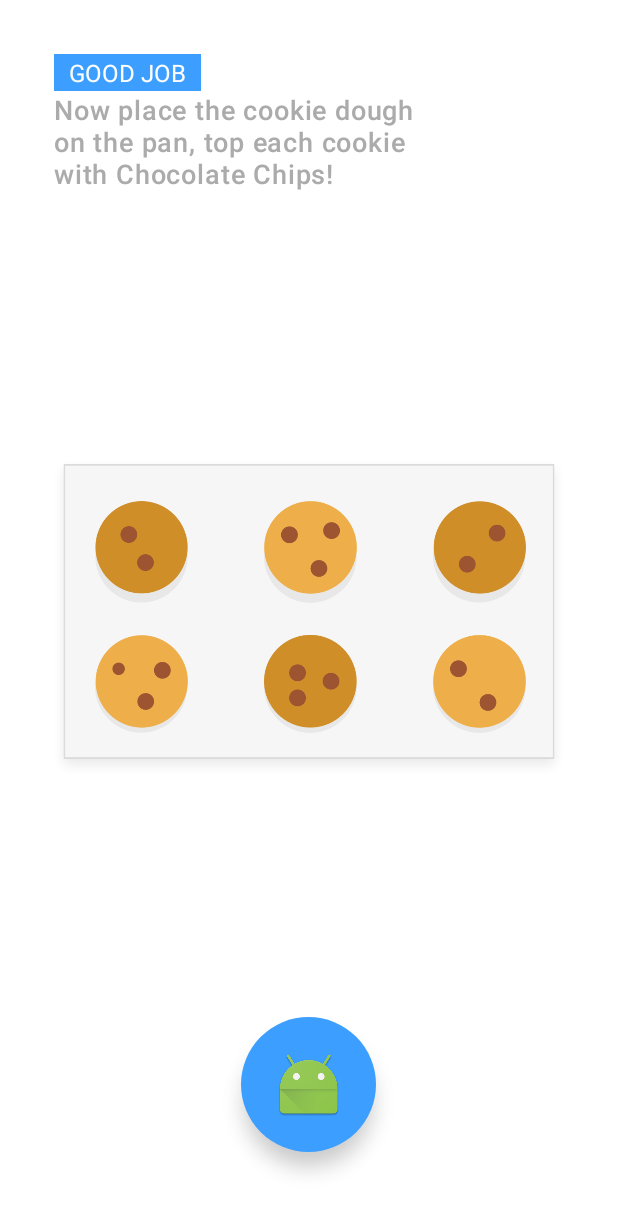
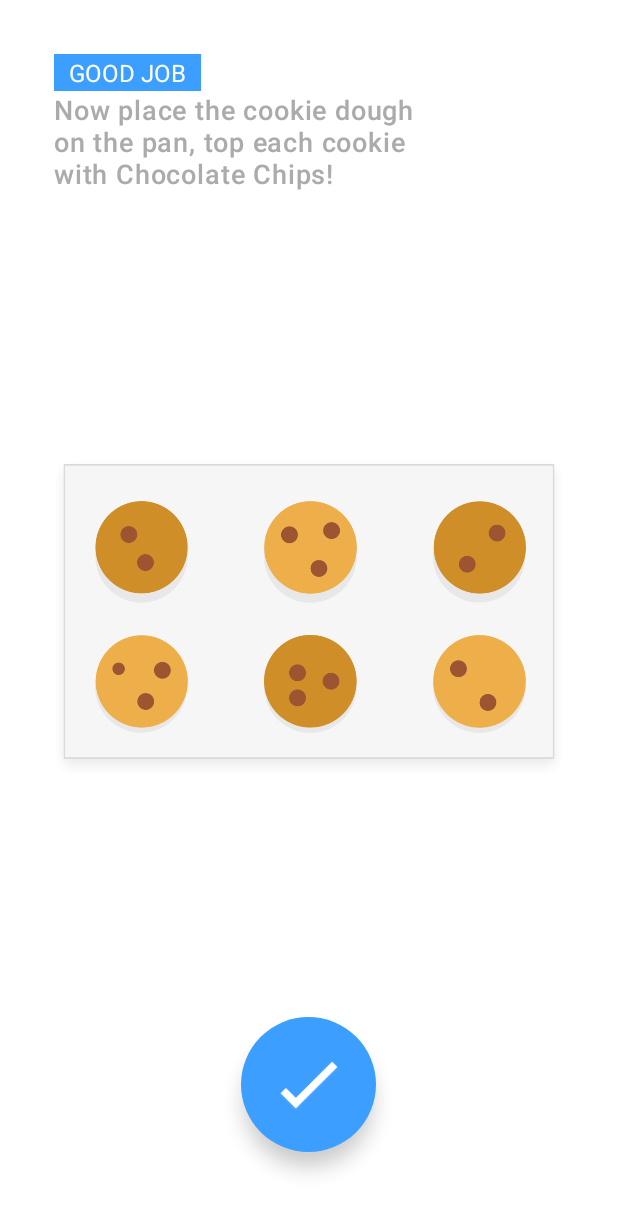
Before and after one commit to SamIAmHarris/EstiTooth, an Android app: the CookieDoughActivity screen opened directly, with no data from a screen before it, after a tap on an icon or button, on a phone screen of 412 x 824 dp. Shown: the top 1212 px of the screen. Run offline under Robolectric (Android 15) with nearby library versions, the light colour scheme and no system bars.

Commit message:
Add in checkmark and cookie/milk images. Show checkmark when click final fab in the CookieDoughActivity.

```diff
--- a/app/src/main/java/samiamharris/estitooth/CookieDoughActivity.java
+++ b/app/src/main/java/samiamharris/estitooth/CookieDoughActivity.java
@@ -2,15 +2,12 @@ package samiamharris.estitooth;
 
 import android.animation.AnimatorSet;
 import android.animation.ObjectAnimator;
-import android.content.Intent;
 import android.os.Bundle;
-import android.support.design.widget.FloatingActionButton;
 import android.support.v7.app.AppCompatActivity;
 import android.util.TypedValue;
 import android.view.View;
 import android.widget.ImageButton;
 import android.widget.ImageView;
-import android.widget.Toast;
 
 /**
  * Created by SamMyxer on 12/4/15.
@@ -30,6 +27,8 @@ public class CookieDoughActivity extends AppCompatActivity {
         super.onCreate(savedInstanceState);
         setContentView(R.layout.activity_cookie_dough);
 
+        final ImageView checkmark = (ImageView) findViewById(R.id.checkmark);
+
         cookieOne = (ImageView) findViewById(R.id.cookie_1);
         cookieTwo = (ImageView) findViewById(R.id.cookie_2);
         cookieThree = (ImageView) findViewById(R.id.cookie_3);
@@ -37,12 +36,12 @@ public class CookieDoughActivity extends AppCompatActivity {
         cookieFive = (ImageView) findViewById(R.id.cookie_5);
         cookieSix = (ImageView) findViewById(R.id.cookie_6);
 
-        AnimatorSet setOne = fadeViewAnimation(cookieOne);
-        AnimatorSet setTwo = fadeViewAnimation(cookieTwo);
-        AnimatorSet setThree = fadeViewAnimation(cookieThree);
-        AnimatorSet setFour = fadeViewAnimation(cookieFour);
-        AnimatorSet setFive = fadeViewAnimation(cookieFive);
-        AnimatorSet setSix = fadeViewAnimation(cookieSix);
+        AnimatorSet setOne = placeCookieAnimation(cookieOne);
+        AnimatorSet setTwo = placeCookieAnimation(cookieTwo);
+        AnimatorSet setThree = placeCookieAnimation(cookieThree);
+        AnimatorSet setFour = placeCookieAnimation(cookieFour);
+        AnimatorSet setFive = placeCookieAnimation(cookieFive);
+        AnimatorSet setSix = placeCookieAnimation(cookieSix);
 
         AnimatorSet allTogetherSet = new AnimatorSet();
         allTogetherSet.playSequentially(setOne, setTwo, setThree, setFour, setFive, setSix);
@@ -53,12 +52,13 @@ public class CookieDoughActivity extends AppCompatActivity {
         continueButton.setOnClickListener(new View.OnClickListener() {
             @Override
             public void onClick(View v) {
-                continueButton.setImageDrawable(getResources().getDrawable(R.mipmap.ic_launcher));
+                continueButton.setImageDrawable(null);
+                fadeViewAnimation(checkmark);
             }
         });
     }
 
-    public AnimatorSet fadeViewAnimation(View v) {
+    public AnimatorSet placeCookieAnimation(View v) {
         v.setAlpha(0f);
         v.setVisibility(View.VISIBLE);
 
@@ -83,6 +83,15 @@ public class CookieDoughActivity extends AppCompatActivity {
         return set;
     }
 
+    public void fadeViewAnimation(View v) {
+        v.setAlpha(0f);
+        v.setVisibility(View.VISIBLE);
+        ObjectAnimator fadeIn = ObjectAnimator.ofFloat(v, "alpha",
+                100f);
+        fadeIn.setDuration(2000);
+        fadeIn.start();
+    }
+
     public float dpToPixels(int dp) {
         return TypedValue.applyDimension(TypedValue.COMPLEX_UNIT_DIP, dp, getResources().getDisplayMetrics());
     }
--- a/app/src/main/res/layout/activity_cookie_dough.xml
+++ b/app/src/main/res/layout/activity_cookie_dough.xml
@@ -135,4 +135,18 @@
         android:src="@drawable/ic_nav_right_arrow" />
 
 
+    <ImageView
+        android:id="@+id/checkmark"
+        android:visibility="invisible"
+        android:layout_width="40dp"
+        android:layout_height="40dp"
+        android:layout_centerHorizontal="true"
+        android:layout_alignParentBottom="true"
+        android:layout_gravity="bottom|center"
+        android:layout_marginBottom="80dp"
+        android:elevation="8dp"
+        android:tint="@android:color/white"
+        android:src="@drawable/check_mark" />
+
+
 </RelativeLayout>
```
Also changed, not shown: app/src/main/res/layout/activity_entered_baking.xml (+11 -7 lines), app/src/main/res/layout/activity_gather_ingredients.xml (+9 -9 lines), app/src/main/res/drawable/check_mark.png (added), app/src/main/res/drawable/cookies_milk_main.png (added).
